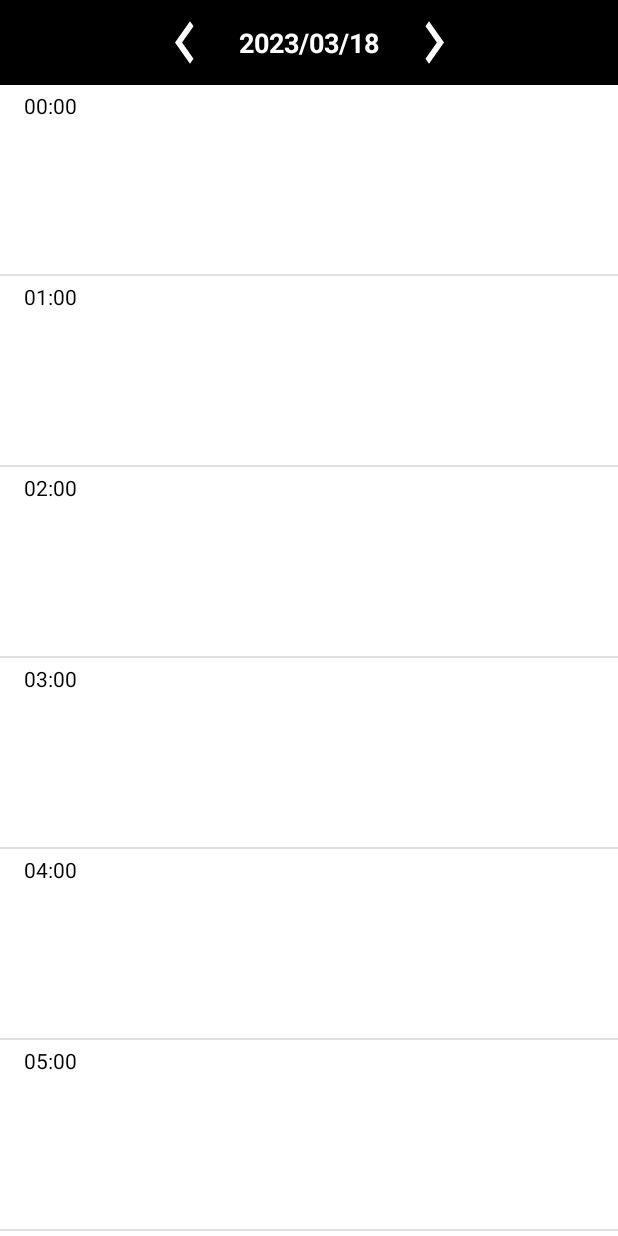
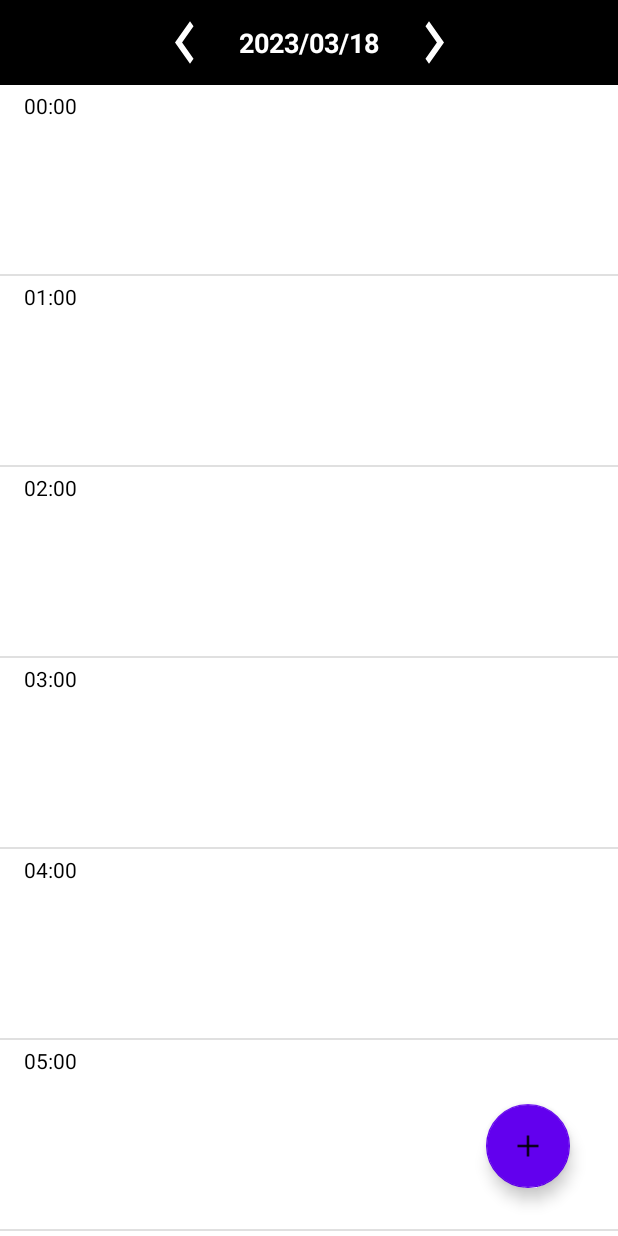
Before and after one commit to tsumugu/tsumugu-la-final, an Android app: the screen it shows after launch (MainActivity), on a phone screen of 412 x 824 dp. Run offline under Robolectric (Android 15) with nearby library versions, the phone set to English and light mode, and no system bars; our stand-ins replace Firebase (no records; nobody signed in at launch, a user with empty details on screens opened directly), data binding.

Commit message:
Googleカレンダー連携画面に飛べるFABを設置した、アイテムをタップするとURLが開くようにした

```diff
--- a/app/src/main/java/xyz/tsumugu2626/app/la23/final2/MainActivityViewModel.kt
+++ b/app/src/main/java/xyz/tsumugu2626/app/la23/final2/MainActivityViewModel.kt
@@ -1,8 +1,11 @@
 package xyz.tsumugu2626.app.la23.final2
 
+import android.util.Log
 import androidx.lifecycle.LiveData
 import androidx.lifecycle.MutableLiveData
 import androidx.lifecycle.ViewModel
+import com.google.firebase.firestore.ktx.firestore
+import com.google.firebase.ktx.Firebase
 
 
 private const val ONE_DAY_MILLIS = 24 * 60 * 60 * 1000
@@ -13,6 +16,14 @@ class MainActivityViewModel : ViewModel() {
         MutableLiveData<Long>(System.currentTimeMillis())
     val currentTimeMillis: LiveData<Long> get() = _currentTimeMillis
 
+    private val _fabUrl: MutableLiveData<String> =
+        MutableLiveData<String>()
+    val fabUrl: LiveData<String> get() = _fabUrl
+
+    init {
+        loadConfigFromFirebase()
+    }
+
     fun onNextButtonClicked() {
         _currentTimeMillis.value = _currentTimeMillis.value?.plus(ONE_DAY_MILLIS)
     }
@@ -21,4 +32,19 @@ class MainActivityViewModel : ViewModel() {
         _currentTimeMillis.value = _currentTimeMillis.value?.minus(ONE_DAY_MILLIS)
     }
 
+    fun loadConfigFromFirebase() {
+        val db = Firebase.firestore
+
+        db.collection("config").document("faburl").addSnapshotListener { event, e ->
+            if (e != null) {
+                Log.e("error", "Listen failed.", e)
+                return@addSnapshotListener
+            }
+            val faburl =  event?.get("url")
+            if (faburl != null) {
+                _fabUrl.value = faburl as String?
+            }
+        }
+    }
+
 }
--- a/app/src/main/java/xyz/tsumugu2626/app/la23/final2/TimelineDayFragment.kt
+++ b/app/src/main/java/xyz/tsumugu2626/app/la23/final2/TimelineDayFragment.kt
@@ -1,5 +1,7 @@
 package xyz.tsumugu2626.app.la23.final2
 
+import android.content.Intent
+import android.net.Uri
 import android.os.Build
 import android.os.Bundle
 import android.util.Log
@@ -54,8 +56,14 @@ class TimelineDayFragment : Fragment() {
         if (timelineEvent == null) return
         if (currentTimeMillis == null) return
 
-        binding.recyclerView.adapter = TimelineEventAdapter(
-            timelineDayViewModel.genTimeLineEvents(timelineEvent, currentTimeMillis, view.context)
-        )
+        val timelineEventAdapter = TimelineEventAdapter(timelineDayViewModel.genTimeLineEvents(timelineEvent, currentTimeMillis, view.context))
+        timelineEventAdapter.setOnItemClickListener(object: TimelineEventAdapter.OnItemClickListener{
+            override fun onItemClickListener(view: View, position: Int, item: TimelineEvent) {
+                val uri = Uri.parse(item.url)
+                val i = Intent(Intent.ACTION_VIEW, uri)
+                startActivity(i);
+            }
+        })
+        binding.recyclerView.adapter = timelineEventAdapter
     }
 }
--- a/app/src/main/java/xyz/tsumugu2626/app/la23/final2/TimelineEventAdapter.kt
+++ b/app/src/main/java/xyz/tsumugu2626/app/la23/final2/TimelineEventAdapter.kt
@@ -15,6 +15,8 @@ class TimelineEventAdapter(private val itemList: List<TimelineEvent>) : Recycler
 
     private val TYPE_ONE = 1
     private val TYPE_TWO = 2
+
+    private lateinit var listener: OnItemClickListener
 
     override fun onCreateViewHolder(parent: ViewGroup, viewType: Int): RecyclerView.ViewHolder {
         return when (viewType) {
@@ -37,6 +39,10 @@ class TimelineEventAdapter(private val itemList: List<TimelineEvent>) : Recycler
         val item = itemList[position]
         when (holder) {
             is TypeOneViewHolder -> {
+                holder.itemView.setOnClickListener {
+                    listener.onItemClickListener(it, position, item)
+                }
+
                 holder.timeWithTextStartTextView.text =  item.startHm
                 holder.timeWithTextEndTextView.text = item.endHm
                 holder.memberTextView.text = item.users?.size.toString()
@@ -83,6 +89,14 @@ class TimelineEventAdapter(private val itemList: List<TimelineEvent>) : Recycler
         val timeEndTextView: TextView = itemView.findViewById(R.id.timeline_item_text_end)
         val timeSpacer: Space = itemView.findViewById(R.id.timeline_item_spacer)
     }
+
+    interface OnItemClickListener{
+        fun onItemClickListener(view: View, position: Int, item: TimelineEvent)
+    }
+
+    fun setOnItemClickListener(listener: OnItemClickListener){
+        this.listener = listener
+    }
 }
 
 private val diffUtilItemCallback = object : DiffUtil.ItemCallback<TimelineEvent>() {
--- /dev/null
+++ b/app/src/main/res/drawable/baseline_add_24.xml
@@ -0,0 +1,5 @@
+<vector android:height="24dp" android:tint="#FFFFFF"
+    android:viewportHeight="24" android:viewportWidth="24"
+    android:width="24dp" xmlns:android="http://schemas.android.com/apk/res/android">
+    <path android:fillColor="@android:color/white" android:pathData="M19,13h-6v6h-2v-6H5v-2h6V5h2v6h6v2z"/>
+</vector>
--- a/app/src/main/res/layout/activity_main.xml
+++ b/app/src/main/res/layout/activity_main.xml
@@ -62,7 +62,21 @@
             app:layout_constraintBottom_toBottomOf="parent"
             app:layout_constraintEnd_toEndOf="parent"
             app:layout_constraintStart_toStartOf="parent"
-            app:layout_constraintTop_toBottomOf="@+id/main_top_bar" />
+            app:layout_constraintTop_toBottomOf="@+id/main_top_bar" >
+        </androidx.viewpager2.widget.ViewPager2>
+
+        <com.google.android.material.floatingactionbutton.FloatingActionButton
+            android:id="@+id/add_event_button"
+            android:layout_width="wrap_content"
+            android:layout_height="wrap_content"
+            android:layout_marginRight="32dp"
+            android:layout_marginBottom="32dp"
+            android:clickable="true"
+            android:visibility="visible"
+            app:backgroundTint="@color/design_default_color_primary"
+            app:layout_constraintBottom_toBottomOf="parent"
+            app:layout_constraintEnd_toEndOf="parent"
+            app:srcCompat="@drawable/plus" />
 
     </androidx.constraintlayout.widget.ConstraintLayout>
 
--- a/app/src/main/res/layout/timeline_item_with_texts.xml
+++ b/app/src/main/res/layout/timeline_item_with_texts.xml
@@ -8,7 +8,8 @@
     android:paddingLeft="16dp"
     android:paddingTop="4dp"
     android:paddingRight="16dp"
-    android:paddingBottom="4dp">
+    android:paddingBottom="4dp"
+    android:foreground="?android:attr/selectableItemBackground">
 
     <LinearLayout
         android:layout_width="wrap_content"
```
Also changed, not shown: app/src/main/java/xyz/tsumugu2626/app/la23/final2/MainActivity.kt (+16 -0 lines), app/src/main/res/drawable/plus.png (added).
